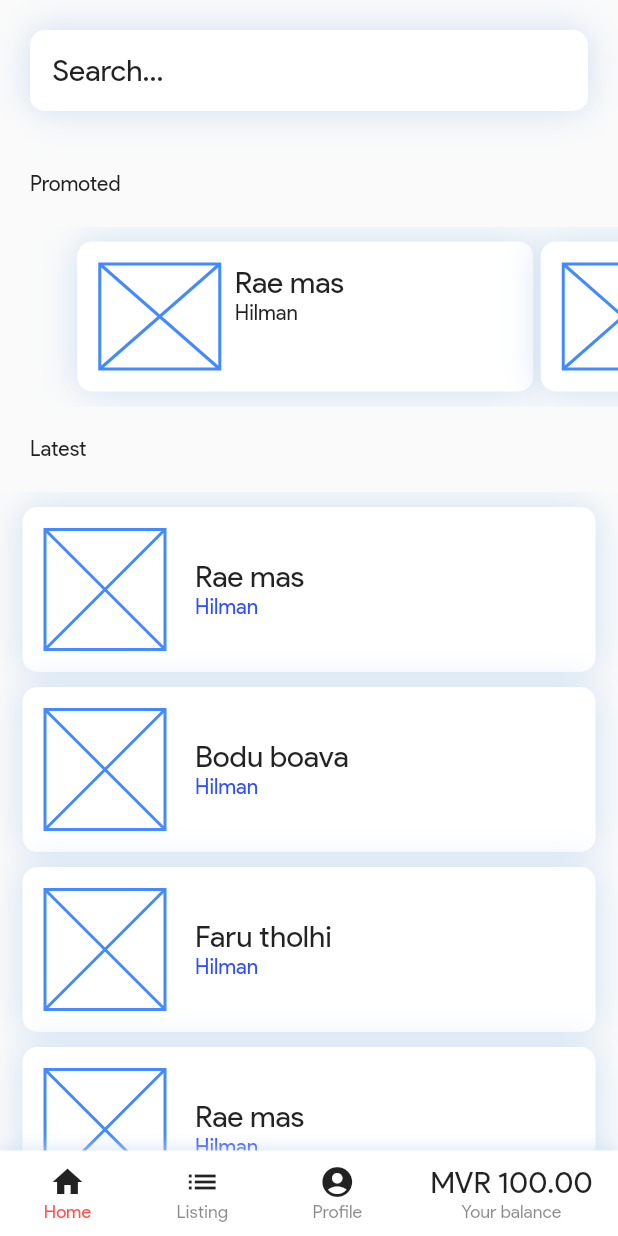
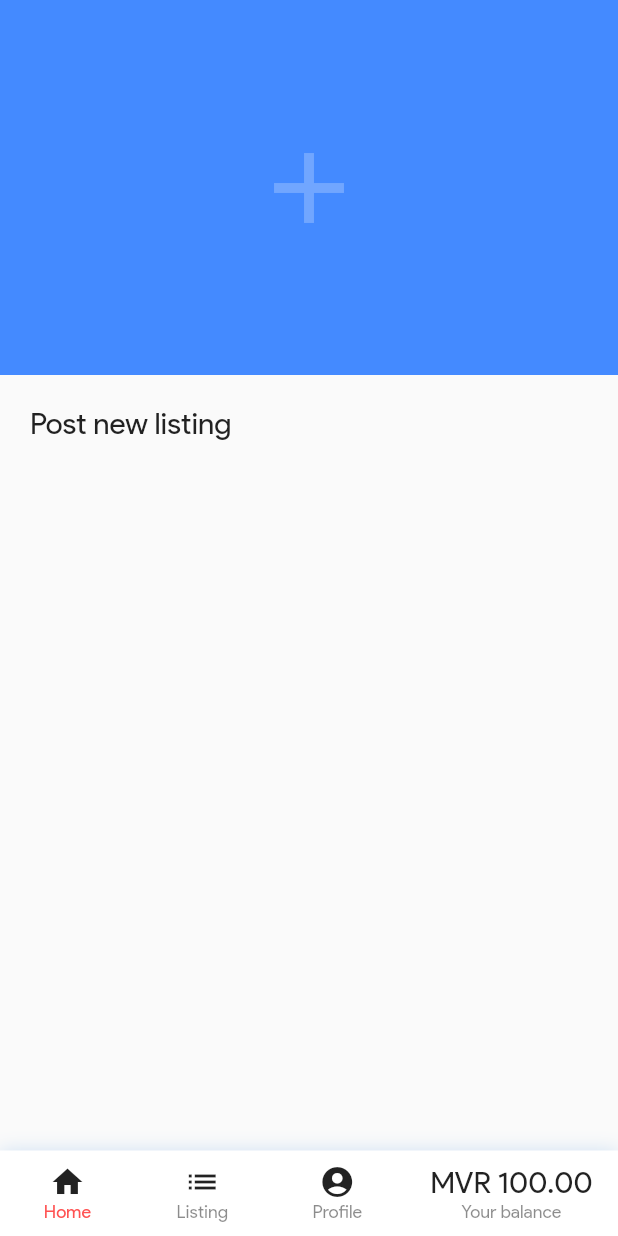
Before and after one commit to mandhu/quick-fish, a Flutter app: the screen it shows after launch, on a phone screen of 412 x 824 dp. Run offline on Flutter 3.47's test engine with Material 2 defaults, Android fonts, the phone set to English and light mode, and no system bars; missing offline and left inert: image_picker_modern.

Commit message:
Added image selcotr

```diff
--- a/lib/components/boosted-item.component.dart
+++ b/lib/components/boosted-item.component.dart
@@ -12,15 +12,19 @@ class BoostedItem extends StatelessWidget {
   @override
   Widget build(BuildContext context) {
     return FishCard(
-      margin: EdgeInsets.only(top: 10,bottom: 10, right: 5),
+      margin: EdgeInsets.only(top: 10, bottom: 10, right: 5),
       child: Row(
+        crossAxisAlignment: CrossAxisAlignment.start,
         children: <Widget>[
-          SizedBox(
+          Container(
             width: 80,
             height: 80,
-            child: Placeholder(
-              color: Colors.blueAccent,
-            ),
+            child: ClipRRect(
+                borderRadius: new BorderRadius.circular(10.0),
+                child: Image.network(
+                  'http://placekitten.com/150/150',
+                  fit: BoxFit.cover,
+                )),
           ),
           SizedBox(width: 10),
           Column(
--- a/lib/components/listing-item.component.dart
+++ b/lib/components/listing-item.component.dart
@@ -15,12 +15,15 @@ class ListItemCard extends StatelessWidget {
       margin: EdgeInsets.only(top: 10, left: 15, right: 15),
       child: Row(
         children: <Widget>[
-          SizedBox(
+          Container(
             width: 80,
             height: 80,
-            child: Placeholder(
-              color: Colors.blueAccent,
-            ),
+            child: ClipRRect(
+                borderRadius: new BorderRadius.circular(10.0),
+                child: Image.network(
+                  'http://placekitten.com/150/150',
+                  fit: BoxFit.cover,
+                )),
           ),
           SizedBox(width: 20),
           Column(
--- a/lib/main.dart
+++ b/lib/main.dart
@@ -1,5 +1,6 @@
 import 'package:flutter/material.dart';
 import 'package:quick_fish/pages/listings.page.dart';
+import 'package:quick_fish/pages/new-post.page.dart';
 
 import 'pages/details.page.dart';
 
@@ -34,7 +35,7 @@ class _MyHomePageState extends State<MyHomePage> {
       TextStyle(color: Colors.redAccent, fontSize: 12);
   int selectedPage = 0;
 
-  List pages = [ListingsPage(), ProductDetailsPage()];
+  List pages = [NewPostPage(), ListingsPage(), ProductDetailsPage() ];
 
   @override
   void initState() {
@@ -98,7 +99,7 @@ class _MyHomePageState extends State<MyHomePage> {
             MaterialButton(
               onPressed: () {
                 setState(() {
-//                  selectedPage = 2;
+                  selectedPage = 2;
                 });
               },
               child: Column(
--- a/lib/pages/listings.page.dart
+++ b/lib/pages/listings.page.dart
@@ -35,6 +35,7 @@ class _ListingsPageState extends State<ListingsPage>
       mainAxisAlignment: MainAxisAlignment.start,
       crossAxisAlignment: CrossAxisAlignment.start,
       children: <Widget>[
+        SizedBox(height: 20,),
         FishCard(child: Text('Search...', style: TextStyle(fontSize: 20),), margin: EdgeInsets.all(20),),
         Padding(
           padding: const EdgeInsets.symmetric(horizontal: 20.0, vertical: 20.0),
--- /dev/null
+++ b/lib/pages/new-post.page.dart
@@ -0,0 +1,74 @@
+import 'dart:io';
+
+import 'package:flutter/material.dart';
+import 'package:quick_fish/components/boosted-item.component.dart';
+import 'package:quick_fish/components/fish-card.component.dart';
+import 'package:quick_fish/components/listing-item.component.dart';
+import 'package:image_picker_modern/image_picker_modern.dart';
+
+
+class NewPostPage extends StatefulWidget {
+  @override
+  _NewPostPageState createState() => _NewPostPageState();
+}
+
+class _NewPostPageState extends State<NewPostPage>
+    with SingleTickerProviderStateMixin {
+  AnimationController _controller;
+
+  File _image;
+
+  @override
+  void initState() {
+    _controller = AnimationController(vsync: this);
+    super.initState();
+  }
+
+  @override
+  void dispose() {
+    _controller.dispose();
+    super.dispose();
+  }
+
+  Future getImage() async {
+    var image = await ImagePicker.pickImage(source: ImageSource.camera);
+
+    setState(() {
+      _image = image;
+    });
+  }
+
+  @override
+  Widget build(BuildContext context) {
+    return Column(
+        mainAxisAlignment: MainAxisAlignment.start,
+        crossAxisAlignment: CrossAxisAlignment.start,
+        children: <Widget>[
+          Material(
+            color: Colors.blueAccent,
+            child: Container(
+              height: 250,
+              child: _image == null
+                  ? InkWell(
+                onTap: () {
+                  getImage();
+                },
+                child: Center(child: Icon(Icons.add, size: 80, color: Colors.white24,)),
+              ) : Image.file(_image, fit: BoxFit.cover,),
+            ),
+          ),
+          SizedBox(height: 20,),
+          Padding(
+            padding: const EdgeInsets.only(left: 20.0),
+            child: Text('Post new listing', style: TextStyle(fontSize: 20),),
+          ),
+          SizedBox(height: 20,),
+
+        ],
+      );
+  }
+
+  Future<Null> _refresh() {
+    return null;
+  }
+}
--- a/pubspec.yaml
+++ b/pubspec.yaml
@@ -24,6 +24,7 @@ dependencies:
   # Use with the CupertinoIcons class for iOS style icons.
   cupertino_icons: ^0.1.2
   provider: 3.0.0+1
+  image_picker_modern: ^0.4.12+2
 
 
 dev_dependencies:
```
Also changed, not shown: pubspec.lock, 4 other files.
